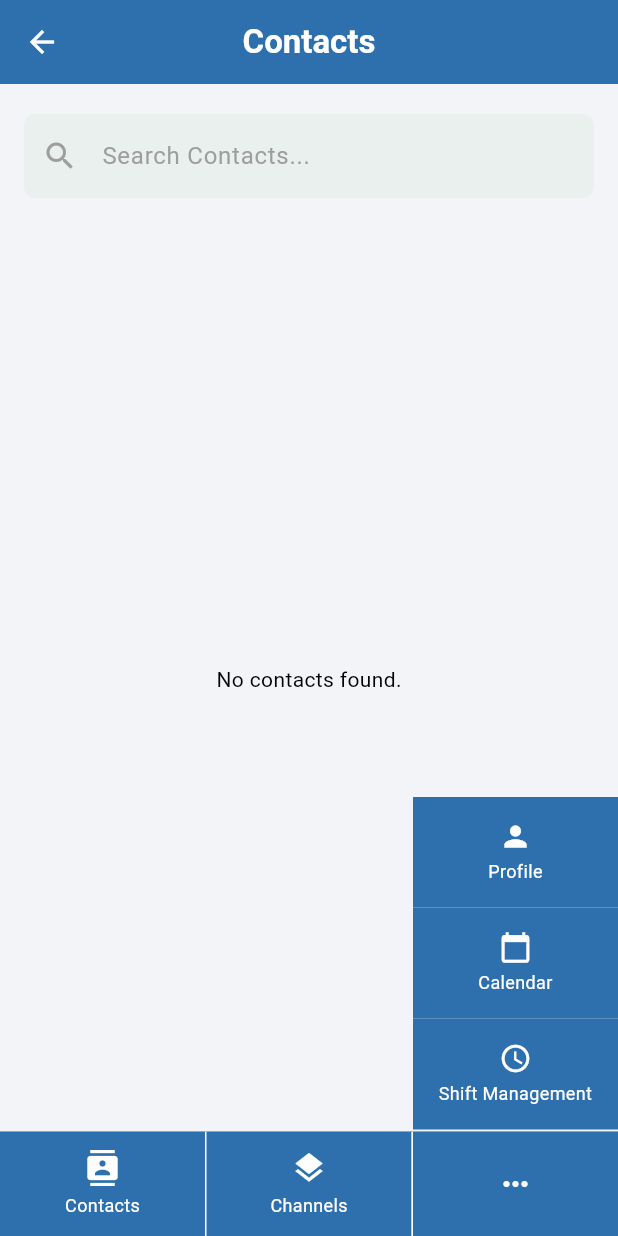
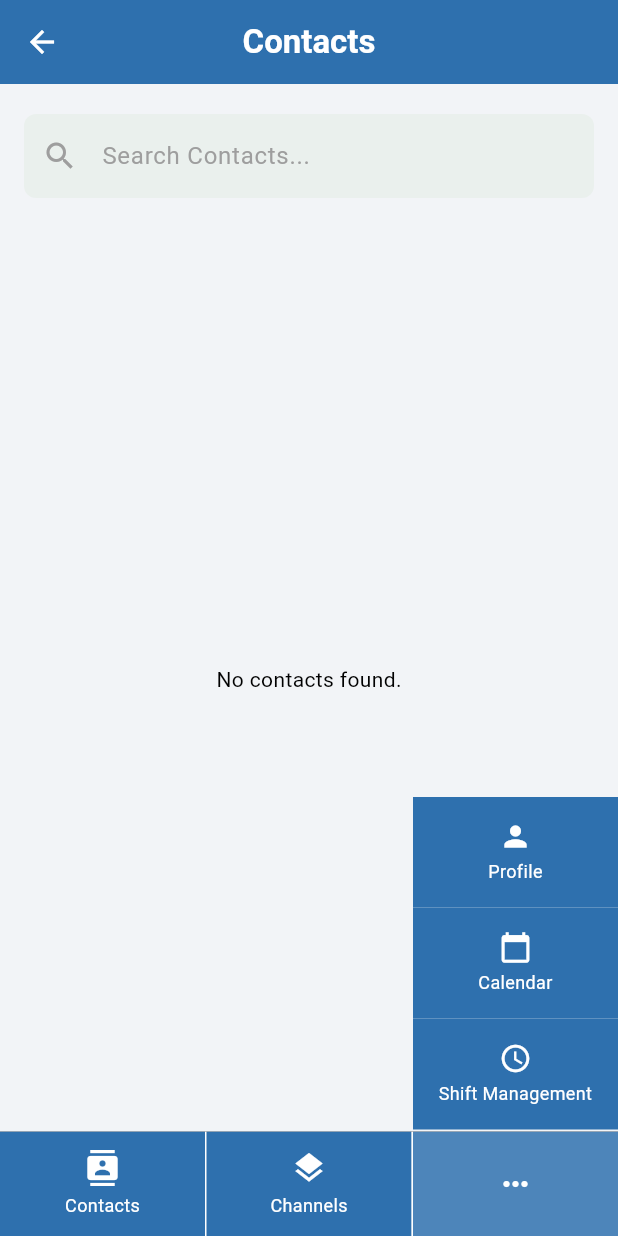
Before and after one commit to MKbrun/mobile_app_group5, a Flutter app: the PrimaryNavigationScreen screen opened directly, item 3 of the bottom bar chosen, on a phone screen of 412 x 824 dp. Run offline on Flutter 3.47's test engine with Material 3 defaults, Android fonts, the phone set to English and light mode, and no system bars; our stand-ins replace cached_network_image, cloud_firestore, firebase_auth, firebase_core, firebase_storage, flutter_chat_types and 4 more; accounts and stored records are empty; network calls fail.

Commit message:
fixed selected color on nav bar

```diff
--- a/lib/screens/primaryNavigationScreen.dart
+++ b/lib/screens/primaryNavigationScreen.dart
@@ -81,7 +81,6 @@ class _PrimaryNavigationScreenState extends State<PrimaryNavigationScreen>
           ),
         ],
       ),
-
       bottomNavigationBar: Container(
         width: MediaQuery.of(context).size.width,
         height: 70, // Fixed height for the navigation bar
@@ -126,7 +125,9 @@ class _PrimaryNavigationScreenState extends State<PrimaryNavigationScreen>
         onTap: () => _onTabTapped(index),
         child: Container(
           decoration: BoxDecoration(
-            color: isSelected ? AppTheme.blueColor : AppTheme.blueColor,
+            color: isSelected
+                ? AppTheme.blueColor.withOpacity(0.85)
+                : AppTheme.blueColor,
           ),
           child: Column(
             mainAxisAlignment: MainAxisAlignment.center,
@@ -162,7 +163,7 @@ class _PrimaryNavigationScreenState extends State<PrimaryNavigationScreen>
         child: Container(
           decoration: BoxDecoration(
             color: _selectedNavItem == 3
-                ? AppTheme.blueColor
+                ? AppTheme.blueColor.withOpacity(0.85)
                 : AppTheme.blueColor,
           ),
           child: Column(
@@ -246,7 +247,6 @@ class _PrimaryNavigationScreenState extends State<PrimaryNavigationScreen>
                       child: Column(
                         mainAxisSize: MainAxisSize.min,
                         children: [
-
                           // Profile Button
                           _buildPopupMenuItem(
                             icon: Icons.person,
```
Lines whose indentation alone changed are shown as unchanged.
